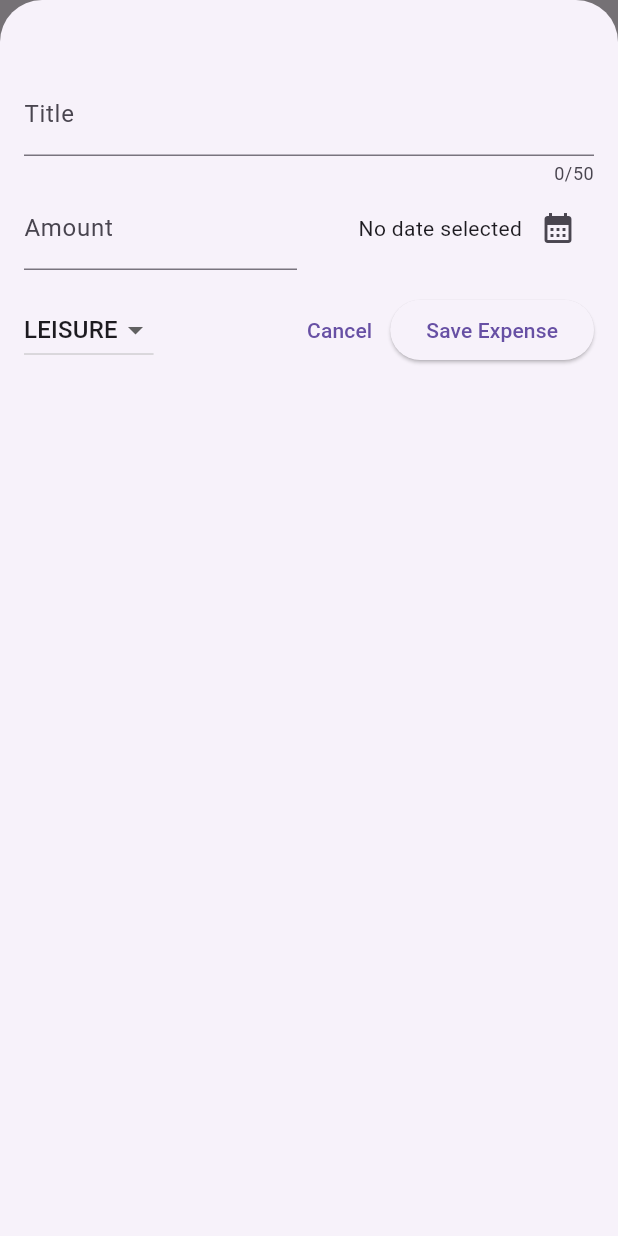
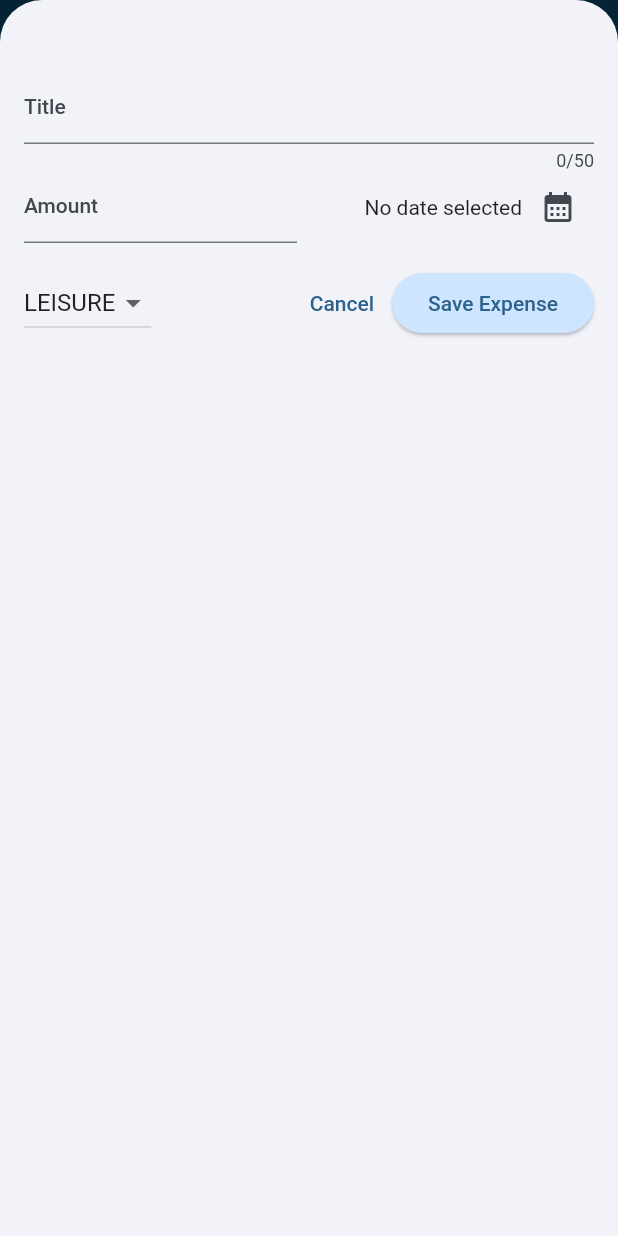
Before and after one commit to ErdiTurkay/expense-tracker, a Flutter app: the screen it shows after launch, after a tap on the "add" icon, on a phone screen of 412 x 824 dp. Run offline on Flutter 3.47's test engine with Material 2 defaults, Android fonts, the phone set to English and light mode, and no system bars.

Commit message:
Added AppTheme.

```diff
--- a/lib/main.dart
+++ b/lib/main.dart
@@ -1,11 +1,57 @@
 import 'package:expense_tracker/widgets/expenses.dart';
 import 'package:flutter/material.dart';
+
+var kColorScheme = ColorScheme.fromSeed(
+  seedColor: const Color.fromARGB(255, 75, 133, 182),
+);
+
+var kDarkColorScheme = ColorScheme.fromSeed(
+  brightness: Brightness.dark,
+  seedColor: const Color.fromARGB(255, 5, 99, 125),
+);
 
 void main() {
   runApp(
     MaterialApp(
       debugShowCheckedModeBanner: false,
-      theme: ThemeData(useMaterial3: true),
+      theme: ThemeData().copyWith(
+        useMaterial3: true,
+        colorScheme: kColorScheme,
+        appBarTheme: const AppBarTheme().copyWith(
+          backgroundColor: kColorScheme.onPrimaryContainer,
+          foregroundColor: kColorScheme.primaryContainer,
+        ),
+        cardTheme: const CardTheme().copyWith(
+          color: kColorScheme.secondaryContainer,
+          margin: const EdgeInsets.symmetric(horizontal: 16, vertical: 8),
+        ),
+        elevatedButtonTheme: ElevatedButtonThemeData(
+          style: ElevatedButton.styleFrom(
+            backgroundColor: kColorScheme.primaryContainer,
+          ),
+        ),
+        textTheme: ThemeData().textTheme.copyWith(
+              titleLarge: TextStyle(
+                fontWeight: FontWeight.normal,
+                color: kColorScheme.onSecondaryContainer,
+                fontSize: 18,
+              ),
+            ),
+      ),
+      darkTheme: ThemeData.dark(useMaterial3: true).copyWith(
+        colorScheme: kDarkColorScheme,
+        cardTheme: const CardTheme().copyWith(
+          color: kDarkColorScheme.secondaryContainer,
+          margin: const EdgeInsets.symmetric(horizontal: 16, vertical: 8),
+        ),
+        elevatedButtonTheme: ElevatedButtonThemeData(
+          style: ElevatedButton.styleFrom(
+            backgroundColor: kDarkColorScheme.primaryContainer,
+            foregroundColor: kDarkColorScheme.onPrimaryContainer,
+          ),
+        ),
+      ),
+      // themeMode: ThemeMode.system,
       home: const Expenses(),
     ),
   );
--- a/lib/widgets/expenses.dart
+++ b/lib/widgets/expenses.dart
@@ -30,8 +30,6 @@ class _ExpensesState extends State<Expenses> {
     showModalBottomSheet(
       isScrollControlled: true,
       context: context,
-      enableDrag: false,
-      isDismissible: false,
       builder: (ctx) => NewExpense(onAddExpense: _addExpense),
     );
   }
--- a/lib/widgets/expenses_list/expense_item.dart
+++ b/lib/widgets/expenses_list/expense_item.dart
@@ -15,8 +15,12 @@ class ExpenseItem extends StatelessWidget {
           horizontal: 20,
         ),
         child: Column(
+          crossAxisAlignment: CrossAxisAlignment.start,
           children: [
-            Text(expense.title),
+            Text(
+              expense.title,
+              style: Theme.of(context).textTheme.titleLarge,
+            ),
             const SizedBox(height: 4),
             Row(
               children: [
--- a/lib/widgets/expenses_list/expenses_list.dart
+++ b/lib/widgets/expenses_list/expenses_list.dart
@@ -18,6 +18,12 @@ class ExpensesList extends StatelessWidget {
       itemCount: expenses.length,
       itemBuilder: (ctx, index) => Dismissible(
         key: ValueKey(expenses[index]),
+        background: Container(
+          color: Theme.of(context).colorScheme.error,
+          margin: EdgeInsets.symmetric(
+            horizontal: Theme.of(context).cardTheme.margin!.horizontal,
+          ),
+        ),
         onDismissed: (direction) {
           onRemoveExpense(expenses[index]);
         },
```
